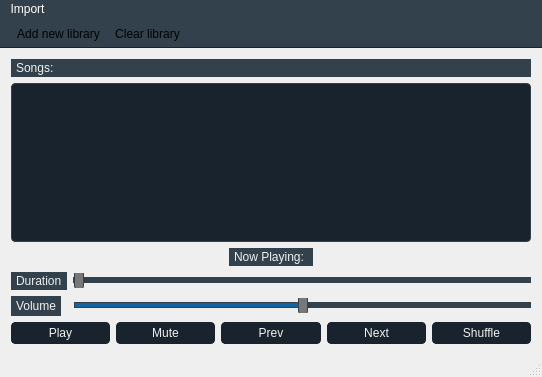
Old version of the form mixr/player.ui in the repository south-west/mixr.
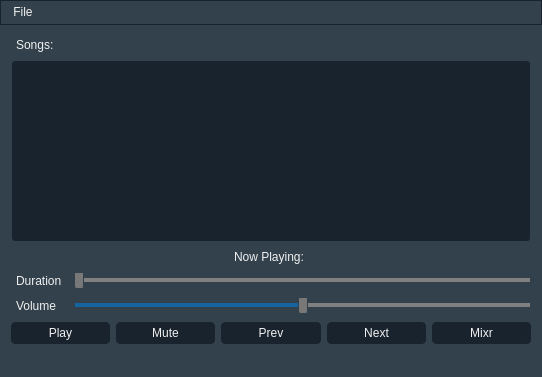
New version of the form. Icons and pictures are not drawn.

```diff
--- a/mixr/player.ui
+++ b/mixr/player.ui
@@ -14,9 +14,9 @@
    <string>Player</string>
   </property>
   <property name="styleSheet">
-   <string notr="true">/*QWidget {
-  background-color: #32414B  ;
-}*/
+   <string notr="true">QWidget {
+  	background-color: #32414B;
+}
 
 QMainWindow::separator {
     background-color: #32414B;
@@ -41,133 +41,9 @@
     margin-left: 2px;
     margin-right: 2px;
 }
-</string>
-  </property>
-  <widget class="QWidget" name="centralWidget">
-   <layout class="QVBoxLayout" name="verticalLayout_4">
-    <item>
-     <layout class="QHBoxLayout" name="horizontalLayout_3">
-      <item>
-       <layout class="QVBoxLayout" name="verticalLayout_2">
-        <item>
-         <widget class="QLabel" name="label_3">
-          <property name="styleSheet">
-           <string notr="true">QLabel {
-    background-color: #32414B;
-    border: 0px solid #32414B;
-    padding: 2px;
-    margin: 0px;
-    color: #F0F0F0
-}
-
-QLabel::disabled {
-    background-color: #32414B;
-    border: 0px solid #32414B;
-    color: #787878;
-}</string>
-          </property>
-          <property name="text">
-           <string>Songs:</string>
-          </property>
-          <property name="buddy">
-           <cstring>songList</cstring>
-          </property>
-         </widget>
-        </item>
-        <item>
-         <widget class="QListWidget" name="songList">
-          <property name="cursor" stdset="0">
-           <cursorShape>PointingHandCursor</cursorShape>
-          </property>
-          <property name="styleSheet">
-           <string notr="true">QListView {
-    background-color: #19232D;
-    border: 1px solid #32414B;
-    color: #F0F0F0;
-    gridline-color: #32414B;
-    border-radius: 4px;
-}
-
-QListView:hover {
-    background-color: #19232D;
-    border: 1px solid #148CD2;
-}
-
-QListView::item:pressed {
-    background-color: #1464A0;
-}
-
 
 /* SCROLL AREA */
 
-QScrollBar:horizontal {
-    height: 16px;
-    margin: 2px 16px 2px 16px;
-    border: 1px solid #32414B;
-    border-radius: 4px;
-    background-color: #19232D;
-}
-
-QScrollBar::handle:horizontal {
-    background-color: #787878;
-    border: 1px solid #32414B;
-    border-radius: 4px;
-    min-width: 8px;
-
-}
-
-QScrollBar::handle:horizontal:hover {
-    background-color: #148CD2;
-    border: 1px solid #148CD2;
-    border-radius: 4px;
-    min-width: 8px;
-}
-
-QScrollBar::add-line:horizontal {
-    margin: 0px 0px 0px 0px;
-    width: 10px;
-    height: 10px;
-    subcontrol-position: right;
-    subcontrol-origin: margin;
-}
-
-QScrollBar::sub-line:horizontal {
- 	background-color: #787878;
-    margin: 0px 3px 0px 3px;
-    height: 10px;
-    width: 10px;
-    subcontrol-position: left;
-    subcontrol-origin: margin;
-}
-
-QScrollBar::add-line:horizontal:hover,
-QScrollBar::add-line:horizontal:on {
-	background-color: #148CD2;
-    height: 10px;
-    width: 10px;
-    subcontrol-position: right;
-    subcontrol-origin: margin;
-}
-
-QScrollBar::sub-line:horizontal:hover,
-QScrollBar::sub-line:horizontal:on {
-	background-color: #148CD2;
-    height: 10px;
-    width: 10px;
-    subcontrol-position: left;
-    subcontrol-origin: margin;
-}
-
-QScrollBar::up-arrow:horizontal,
-QScrollBar::down-arrow:horizontal {
-    background: none;
-}
-
-QScrollBar::add-page:horizontal,
-QScrollBar::sub-page:horizontal {
-    background: none;
-}
-
 QScrollBar:vertical {
     background-color: #19232D;
     width: 16px;
@@ -236,10 +112,68 @@
 QScrollBar::sub-page:vertical {
     background: none;
 }</string>
+  </property>
+  <widget class="QWidget" name="centralWidget">
+   <layout class="QVBoxLayout" name="verticalLayout_4">
+    <item>
+     <layout class="QHBoxLayout" name="horizontalLayout_3">
+      <item>
+       <layout class="QVBoxLayout" name="verticalLayout_2">
+        <item>
+         <widget class="QLabel" name="label_3">
+          <property name="styleSheet">
+           <string notr="true">QLabel {
+    background-color: #32414B;
+    border: 0px solid #32414B;
+    padding: 2px;
+    margin: 0px;
+    color: #F0F0F0
+}
+
+QLabel::disabled {
+    background-color: #32414B;
+    border: 0px solid #32414B;
+    color: #787878;
+}</string>
+          </property>
+          <property name="text">
+           <string>Songs:</string>
+          </property>
+          <property name="buddy">
+           <cstring>songList</cstring>
+          </property>
+         </widget>
+        </item>
+        <item>
+         <widget class="QListWidget" name="songList">
+          <property name="cursor" stdset="0">
+           <cursorShape>PointingHandCursor</cursorShape>
+          </property>
+          <property name="styleSheet">
+           <string notr="true">QListView {
+    background-color: #19232D;
+    border: 1px solid #32414B;
+    color: #F0F0F0;
+    gridline-color: #32414B;
+    border-radius: 4px;
+}
+
+QListView:hover {
+    background-color: #19232D;
+    border: 1px solid #148CD2;
+}
+
+QListView::item:pressed {
+    background-color: #1464A0;
+	border: 1px solid #148CD2;
+}</string>
           </property>
           <property name="dragDropMode">
            <enum>QAbstractItemView::NoDragDrop</enum>
           </property>
+          <property name="sortingEnabled">
+           <bool>false</bool>
+          </property>
          </widget>
         </item>
        </layout>
@@ -306,16 +240,8 @@
            <bool>false</bool>
           </property>
           <property name="styleSheet">
-           <string notr="true">QSlider:disabled {
-    background: #19232D;
-}
-
-QSlider:focus {
-    border: none;
-}
-
-QSlider::groove:horizontal {
-    background: #32414B;
+           <string notr="true">QSlider::groove:horizontal {
+    background: grey;
     border: 1px solid #32414B;
     height: 4px;
     margin: 0px;
@@ -438,16 +364,8 @@
         <item>
          <widget class="QSlider" name="volumeSlider">
           <property name="styleSheet">
-           <string notr="true">QSlider:disabled {
-    background: #19232D;
-}
-
-QSlider:focus {
-    border: none;
-}
-
-QSlider::groove:horizontal {
-    background: #32414B;
+           <string notr="true">QSlider::groove:horizontal {
+    background: grey;
     border: 1px solid #32414B;
     height: 4px;
     margin: 0px;
@@ -643,7 +561,7 @@
 }</string>
         </property>
         <property name="text">
-         <string>Shuffle</string>
+         <string>Mixr</string>
         </property>
        </widget>
       </item>
@@ -657,16 +575,32 @@
      <x>0</x>
      <y>0</y>
      <width>542</width>
-     <height>21</height>
+     <height>27</height>
     </rect>
    </property>
+   <property name="cursor">
+    <cursorShape>PointingHandCursor</cursorShape>
+   </property>
+   <property name="layoutDirection">
+    <enum>Qt::LeftToRight</enum>
+   </property>
    <property name="styleSheet">
-    <string notr="true">background-color: #32414B;
-color: white;</string>
+    <string notr="true">QMenuBar {
+    background-color: #32414B;
+    padding: 2px;
+    border: 1px solid #19232D;
+    color: #F0F0F0;
+}
+
+QMenu {
+    border: 0px solid #32414B;
+    color: #F0F0F0;
+    margin: 0px;
+}</string>
    </property>
    <widget class="QMenu" name="menuFile">
     <property name="title">
-     <string>Import</string>
+     <string>File</string>
     </property>
     <addaction name="actionAdd_new_library"/>
     <addaction name="actionClear_library"/>
@@ -674,47 +608,6 @@
    <addaction name="menuFile"/>
   </widget>
   <widget class="QStatusBar" name="statusBar"/>
-  <widget class="QToolBar" name="mainToolBar">
-   <property name="styleSheet">
-    <string notr="true">QToolBar {
-    background-color: #32414B;
-    border-bottom: 1px solid #19232D;
-    padding: 2px;
-    font-weight: bold;
-}
-
-
-QToolBar::handle:horizontal {
-    width: 6px;
-	background-color: #32414B;
-}
-
-QToolBar::handle:vertical {
-    height: 6px;
- 	background-color: #32414B;
-}</string>
-   </property>
-   <property name="allowedAreas">
-    <set>Qt::TopToolBarArea</set>
-   </property>
-   <attribute name="toolBarArea">
-    <enum>TopToolBarArea</enum>
-   </attribute>
-   <attribute name="toolBarBreak">
-    <bool>false</bool>
-   </attribute>
-   <addaction name="actionAdd_new_library"/>
-   <addaction name="actionClear_library"/>
-  </widget>
-  <action name="actionChoose_music_directory">
-   <property name="icon">
-    <iconset resource="resources.qrc">
-     <normaloff>:/icons/directory.png</normaloff>:/icons/directory.png</iconset>
-   </property>
-   <property name="text">
-    <string>Import library</string>
-   </property>
-  </action>
   <action name="actionAdd_new_library">
    <property name="icon">
     <iconset resource="resources.qrc">
```
Left out of the diff: 23 changed lines with no effect on the pictures.
